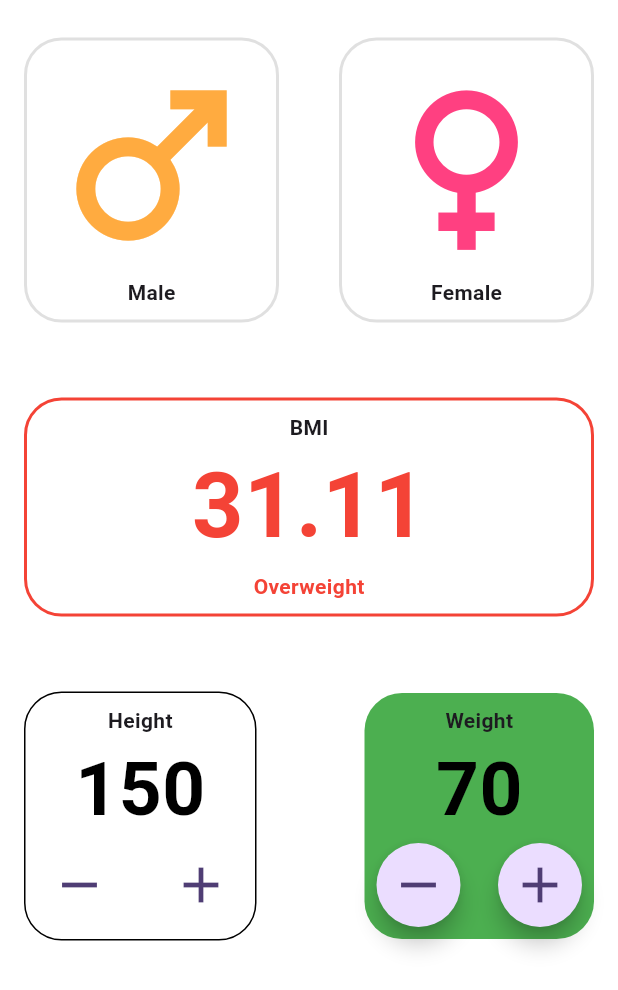
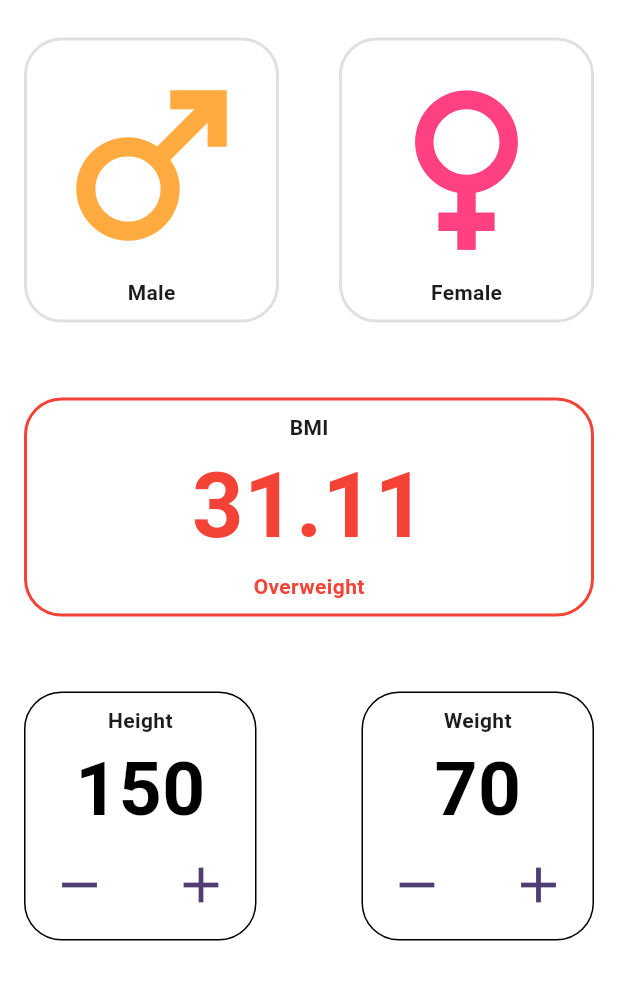
Before and after one commit to malith-kavi/bmicalculator, a Flutter app: the screen it shows after launch, on a phone screen of 412 x 824 dp. Shown: the top 990 px of the screen. Run offline on Flutter 3.47's test engine with Material 3 defaults, Android fonts, the phone set to English and light mode, and no system bars.

Commit message:
Update main_page.dart

```diff
--- a/lib/main_page.dart
+++ b/lib/main_page.dart
@@ -30,7 +30,9 @@ class _MainPageState extends State<MainPage> {
           child: Padding(
             padding: const EdgeInsets.only(top: 25),
             child: Column(
+
               children: [
+                //Spacer(),
                 Row(
                   children: [
                     GestureDetector(
@@ -181,7 +183,7 @@ class _MainPageState extends State<MainPage> {
                     const Spacer(),
                     Container(
                       decoration: BoxDecoration(
-                        color: Colors.green,
+                        border: Border.all(color: Colors.black),
                         borderRadius: BorderRadius.circular(25),
                       ),
                       child: Padding(
@@ -203,6 +205,9 @@ class _MainPageState extends State<MainPage> {
                                       }
                                     });
                                   },
+                                  elevation: 0,
+                                  highlightElevation: 0,
+                                  backgroundColor: Colors.white,
                                   shape: const CircleBorder(),
                                   child: const Icon(Icons.remove,size:40,),
                                 ),
@@ -216,6 +221,9 @@ class _MainPageState extends State<MainPage> {
                                       }
                                     });
                                   },
+                                  elevation: 0,
+                                  highlightElevation: 0,
+                                  backgroundColor: Colors.white,
                                   shape: const CircleBorder(),
                                   child: const Icon(Icons.add,size:40,),
                                 ),
@@ -227,6 +235,7 @@ class _MainPageState extends State<MainPage> {
                     ),
                   ],
                 ),
+                //Spacer()
               ],
             ),
           ),
```
